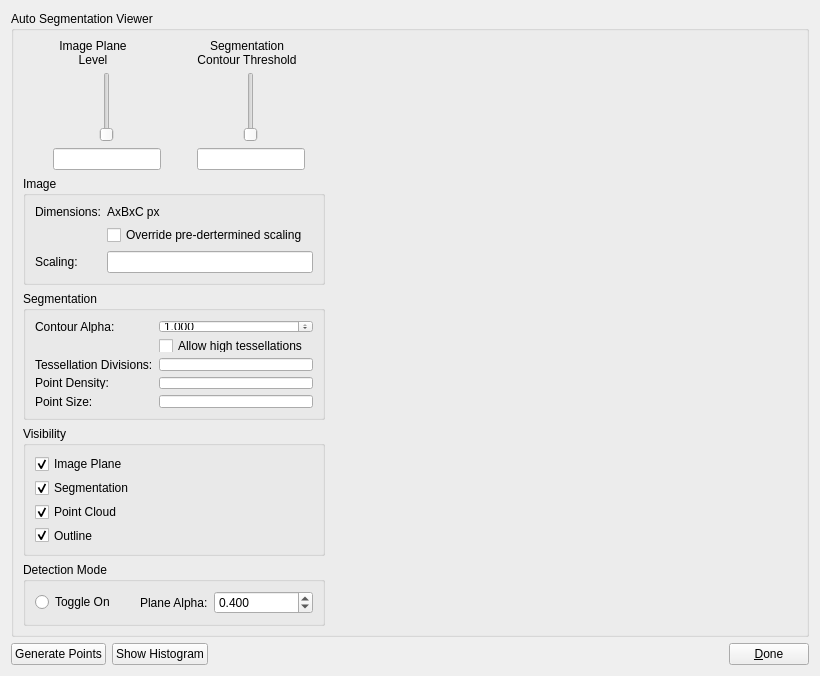
Above: mapclientplugins/autosegmentationstep/qt/autosegmentationwidget.ui from tsalemink/autosegmentationstep before the change. Below: the same form after it.
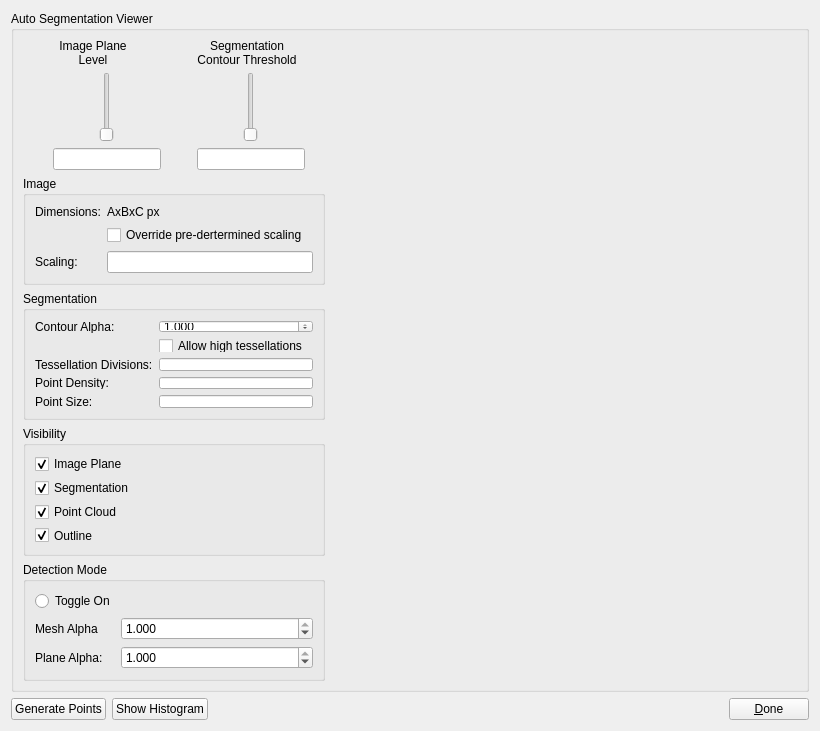
That is the form after the change. Custom widgets are drawn as their Qt base class.

Commit message: Add detection graphics alpha channels to UI

Diff of the .ui file:
```diff
--- a/mapclientplugins/autosegmentationstep/qt/autosegmentationwidget.ui
+++ b/mapclientplugins/autosegmentationstep/qt/autosegmentationwidget.ui
@@ -357,15 +357,38 @@
           <property name="title">
            <string>Detection Mode</string>
           </property>
-          <layout class="QHBoxLayout" name="horizontalLayout_4">
-           <item>
+          <layout class="QGridLayout" name="gridLayout">
+           <item row="0" column="0">
             <widget class="QRadioButton" name="radioButtonToggleDetection">
              <property name="text">
               <string>Toggle On</string>
              </property>
             </widget>
            </item>
-           <item>
+           <item row="1" column="0">
+            <widget class="QLabel" name="label_10">
+             <property name="text">
+              <string>Mesh Alpha</string>
+             </property>
+            </widget>
+           </item>
+           <item row="1" column="1">
+            <widget class="QDoubleSpinBox" name="segmentationMeshAlphaDoubleSpinBox">
+             <property name="decimals">
+              <number>3</number>
+             </property>
+             <property name="maximum">
+              <double>1.000000000000000</double>
+             </property>
+             <property name="singleStep">
+              <double>0.010000000000000</double>
+             </property>
+             <property name="value">
+              <double>1.000000000000000</double>
+             </property>
+            </widget>
+           </item>
+           <item row="2" column="0">
             <widget class="QLabel" name="label_9">
              <property name="sizePolicy">
               <sizepolicy hsizetype="Maximum" vsizetype="Preferred">
@@ -378,7 +401,7 @@
              </property>
             </widget>
            </item>
-           <item>
+           <item row="2" column="1">
             <widget class="QDoubleSpinBox" name="detectionPlaneAlphaDoubleSpinBox">
              <property name="decimals">
               <number>3</number>
@@ -390,7 +413,7 @@
               <double>0.010000000000000</double>
              </property>
              <property name="value">
-              <double>0.400000000000000</double>
+              <double>1.000000000000000</double>
              </property>
             </widget>
            </item>
```
The commit also changes 4 other files.
